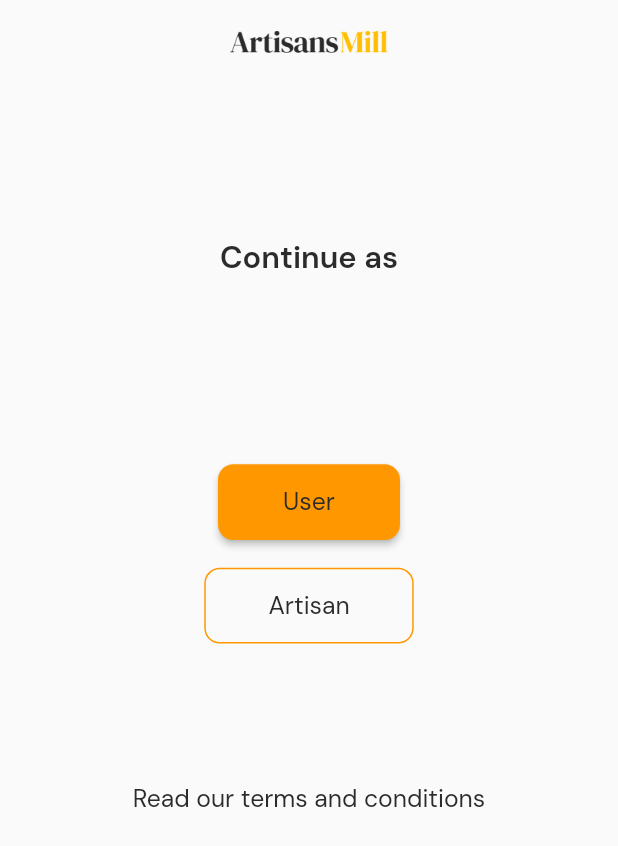
After one commit to Edishola22/artisanmill_group5capstoneproject, a Flutter app: the AccountChooserScreen screen opened by its route, on a phone screen of 412 x 824 dp. The commit adds this screen. Shown: the top 846 px of the screen. Run offline on Flutter 3.47's test engine with Material 2 defaults, Android fonts, the light colour scheme and no system bars; our stand-ins replace flutter_screenutil, flutter_svg, go_router, google_fonts, smooth_page_indicator.

Commit message:
feat: Added Account Chooser screen

```diff
--- /dev/null
+++ b/lib/presentation/features/onboarding/account_chooser.dart
@@ -0,0 +1,57 @@
+import 'package:artisanmill_group5capstoneproject/presentation/shared/filled_app_button.dart';
+import 'package:artisanmill_group5capstoneproject/presentation/shared/plain_app_button.dart';
+import 'package:artisanmill_group5capstoneproject/utils/assets/assets.gen.dart';
+import 'package:artisanmill_group5capstoneproject/utils/extensions/context_extension.dart';
+import 'package:flutter/material.dart';
+import 'package:flutter_screenutil/flutter_screenutil.dart';
+
+class AccountChooserScreen extends StatelessWidget {
+  const AccountChooserScreen({Key? key}) : super(key: key);
+
+  @override
+  Widget build(BuildContext context) {
+    return Scaffold(
+      body: SafeArea(
+        child: SizedBox(
+          width: double.infinity,
+          child: Column(
+            crossAxisAlignment: CrossAxisAlignment.center,
+            children: [
+              SizedBox(height: 20.h),
+              Image.asset(
+                Assets.images.logo.path,
+                width: 103.w,
+                height: 14.32.h,
+              ),
+              SizedBox(height: 120.h),
+              Text(
+                'Continue as',
+                style: context.textTheme.titleMedium
+                    ?.copyWith(fontWeight: FontWeight.w600),
+              ),
+              SizedBox(height: 120.h),
+              FilledAppButton(
+                width: 106.w,
+                height: 49.h,
+                text: 'User',
+                onTap: () {},
+              ),
+              SizedBox(height: 18.h),
+              PlainAppButton(
+                width: 122.w,
+                height: 49.h,
+                text: 'Artisan',
+                onTap: () {},
+              ),
+              SizedBox(height: 90.h),
+              Text(
+                'Read our terms and conditions',
+                style: context.textTheme.bodyLarge,
+              ),
+            ],
+          ),
+        ),
+      ),
+    );
+  }
+}
--- a/lib/presentation/features/onboarding/onboarding_screen.dart
+++ b/lib/presentation/features/onboarding/onboarding_screen.dart
@@ -1,6 +1,7 @@
 import 'package:artisanmill_group5capstoneproject/domain/models/onboarding_item.dart';
 import 'package:artisanmill_group5capstoneproject/presentation/features/onboarding/widgets/onboarding_screen_item.dart';
 import 'package:artisanmill_group5capstoneproject/presentation/features/onboarding/widgets/sign_up.dart';
+import 'package:artisanmill_group5capstoneproject/presentation/shared/plain_app_button.dart';
 import 'package:artisanmill_group5capstoneproject/utils/assets/assets.gen.dart';
 import 'package:artisanmill_group5capstoneproject/utils/extensions/context_extension.dart';
 import 'package:flutter/material.dart';
@@ -97,21 +98,11 @@ class _OnBoardingScreenState extends State<OnBoardingScreen>
       child: Row(
         mainAxisAlignment: MainAxisAlignment.spaceBetween,
         children: [
-          TextButton(
-            onPressed: () {},
-            style: TextButton.styleFrom(
-              fixedSize: Size(103.w, 44.h),
-              shape: RoundedRectangleBorder(
-                side: BorderSide(
-                  color: context.colors.primary,
-                ),
-                borderRadius: BorderRadius.circular(10.r),
-              ),
-            ),
-            child: Text(
-              'Skip',
-              style: context.textTheme.titleLarge,
-            ),
+          PlainAppButton(
+            width: 103.w,
+            height: 44.h,
+            text: 'Skip',
+            onTap: () {},
           ),
           ElevatedButton(
             onPressed: () {
--- a/lib/presentation/features/onboarding/widgets/sign_up.dart
+++ b/lib/presentation/features/onboarding/widgets/sign_up.dart
@@ -1,10 +1,11 @@
 import 'package:artisanmill_group5capstoneproject/presentation/shared/CustomTextField.dart';
-import 'package:artisanmill_group5capstoneproject/presentation/shared/app_button.dart';
+import 'package:artisanmill_group5capstoneproject/presentation/shared/filled_app_button.dart';
 import 'package:artisanmill_group5capstoneproject/utils/assets/assets.gen.dart';
 import 'package:artisanmill_group5capstoneproject/utils/extensions/context_extension.dart';
 import 'package:flutter/gestures.dart';
 import 'package:flutter/material.dart';
 import 'package:flutter_screenutil/flutter_screenutil.dart';
+import 'package:go_router/go_router.dart';
 
 class SignUp extends StatefulWidget {
   const SignUp({Key? key}) : super(key: key);
@@ -81,11 +82,11 @@ class _SignUpState extends State<SignUp> {
                         );
                       }),
                   SizedBox(height: 48.h),
-                  AppButton(
+                  FilledAppButton(
                     width: 172.w,
                     height: 51.h,
                     text: 'Sign Up',
-                    onTap: () {},
+                    onTap: () => _navigateToChooseAccount(),
                   ),
                   SizedBox(height: 24.h),
                   const Text('Or'),
@@ -101,6 +102,10 @@ class _SignUpState extends State<SignUp> {
         ),
       ),
     );
+  }
+
+  void _navigateToChooseAccount() {
+    context.goNamed('account-chooser');
   }
 
   Widget _buildSignInText() {
--- a/lib/presentation/shared/app_button.dart
+++ b/lib/presentation/shared/filled_app_button.dart
@@ -1,8 +1,9 @@
+import 'package:artisanmill_group5capstoneproject/utils/extensions/context_extension.dart';
 import 'package:flutter/material.dart';
 import 'package:flutter_screenutil/flutter_screenutil.dart';
 
-class AppButton extends StatelessWidget {
-  const AppButton({
+class FilledAppButton extends StatelessWidget {
+  const FilledAppButton({
     Key? key,
     required this.width,
     required this.height,
@@ -19,12 +20,14 @@ class AppButton extends StatelessWidget {
     return ElevatedButton(
       onPressed: onTap,
       style: ElevatedButton.styleFrom(
-        fixedSize: Size(width, height),
-        shape: RoundedRectangleBorder(
-          borderRadius: BorderRadius.circular(8.r),
-        )
+          fixedSize: Size(width, height),
+          shape: RoundedRectangleBorder(
+            borderRadius: BorderRadius.circular(10.r),
+          )),
+      child: Text(
+        text,
+        style: context.textTheme.bodyLarge,
       ),
-      child: Text(text),
     );
   }
 }
--- /dev/null
+++ b/lib/presentation/shared/plain_app_button.dart
@@ -0,0 +1,35 @@
+import 'package:artisanmill_group5capstoneproject/utils/extensions/context_extension.dart';
+import 'package:flutter/material.dart';
+import 'package:flutter_screenutil/flutter_screenutil.dart';
+
+class PlainAppButton extends StatelessWidget {
+  const PlainAppButton({
+    Key? key,
+    required this.width,
+    required this.height,
+    required this.text,
+    required this.onTap,
+  }) : super(key: key);
+
+  final double width;
+  final double height;
+  final String text;
+  final VoidCallback onTap;
+
+  @override
+  Widget build(BuildContext context) {
+    return TextButton(
+      onPressed: onTap,
+      style: TextButton.styleFrom(
+        fixedSize: Size(width, height),
+        shape: RoundedRectangleBorder(
+            borderRadius: BorderRadius.circular(10.r),
+            side: BorderSide(color: context.colors.primary)),
+      ),
+      child: Text(
+        text,
+        style: context.textTheme.bodyLarge,
+      ),
+    );
+  }
+}
--- a/lib/routing/app_router.dart
+++ b/lib/routing/app_router.dart
@@ -1,3 +1,4 @@
+import 'package:artisanmill_group5capstoneproject/presentation/features/onboarding/account_chooser.dart';
 import 'package:artisanmill_group5capstoneproject/presentation/features/onboarding/onboarding_screen.dart';
 import 'package:go_router/go_router.dart';
 
@@ -9,6 +10,11 @@ class AppRouter {
         path: '/',
         builder: (context, state) => const OnBoardingScreen(),
       ),
+      GoRoute(
+        path: '/account-chooser',
+        name: 'account-chooser',
+        builder: (context, state) => const AccountChooserScreen(),
+      ),
     ],
   );
 }
```
